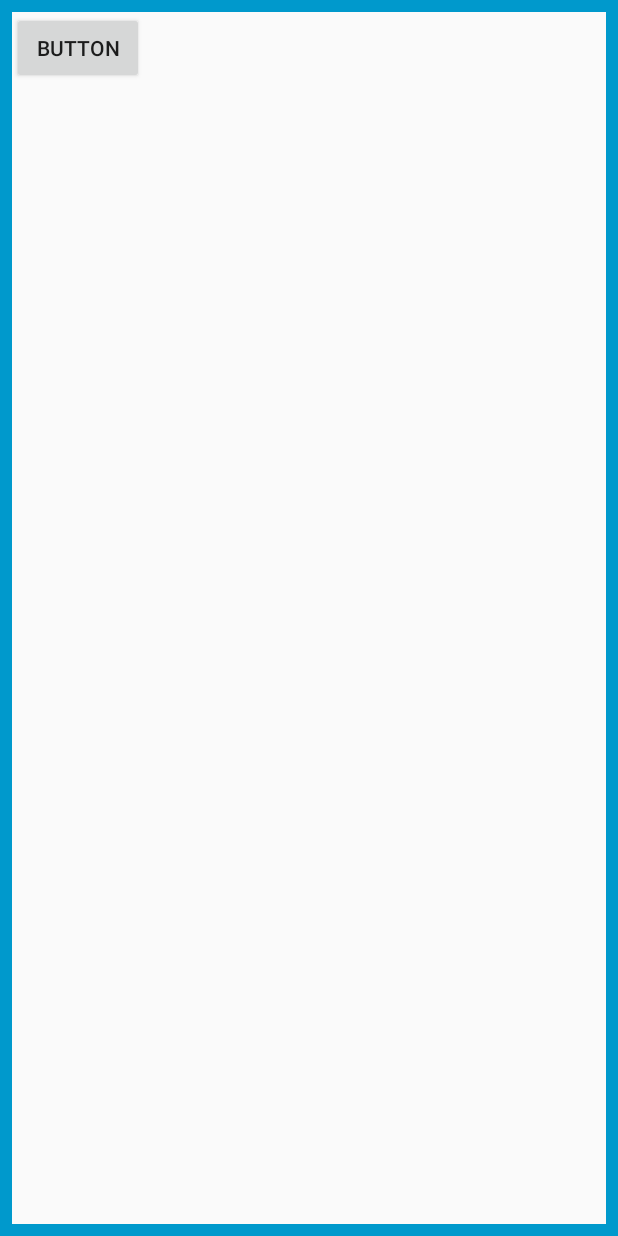
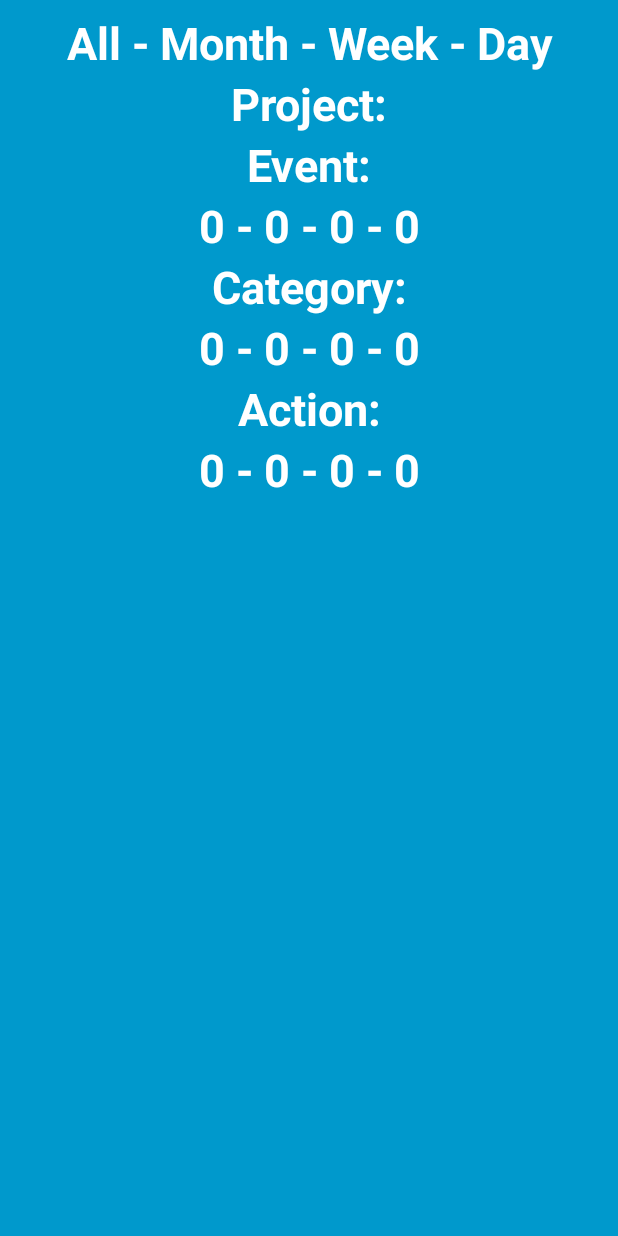
Before and after one commit to manuelmederos95/FinalProjectAndroid, an Android app: the layout new_app_widget.xml on its own in the app's theme, with its tools: preview values and no code run, on a phone screen of 412 x 824 dp. Run offline under Robolectric (Android 15) with nearby library versions, the phone set to English and light mode, and no system bars.

Commit message:
all stats ok

```diff
--- a/app/src/main/res/layout/new_app_widget.xml
+++ b/app/src/main/res/layout/new_app_widget.xml
@@ -4,16 +4,88 @@
     android:layout_width="match_parent"
     android:layout_height="match_parent"
     android:background="#09C"
-    android:padding="@dimen/widget_margin">
+    android:padding="@dimen/widget_margin"
+    android:orientation="vertical">
 
-    <android.support.design.widget.NavigationView
+
+    <TextView
+        android:id="@+id/textView2"
         android:layout_width="match_parent"
-        android:layout_height="match_parent" >
+        android:layout_height="wrap_content"
+        android:gravity="center"
+        android:textSize="30dp"
+        android:textStyle="bold"
+        android:textColor="#FFFF"
+        android:text="All - Month - Week - Day" />
 
-        <Button
-            android:id="@+id/button"
-            android:layout_width="wrap_content"
-            android:layout_height="wrap_content"
-            android:text="Button" />
-    </android.support.design.widget.NavigationView>
+    <TextView
+        android:id="@+id/textView3"
+        android:layout_width="match_parent"
+        android:layout_height="wrap_content"
+        android:text="Project:"
+        android:textSize="30dp"
+        android:textStyle="bold"
+        android:gravity="center"
+        android:textColor="#FFFF"/>
+
+    <TextView
+        android:id="@+id/textView4"
+        android:layout_width="match_parent"
+        android:layout_height="wrap_content"
+        android:text="Event:"
+        android:textSize="30dp"
+        android:textStyle="bold"
+        android:gravity="center"
+        android:textColor="#FFFF"/>
+
+    <TextView
+        android:id="@+id/textView5"
+        android:layout_width="match_parent"
+        android:layout_height="wrap_content"
+        android:text="0 - 0 - 0 - 0"
+        android:textSize="30dp"
+        android:textStyle="bold"
+        android:gravity="center"
+        android:textColor="#FFFF"/>
+
+    <TextView
+        android:id="@+id/textView7"
+        android:layout_width="match_parent"
+        android:layout_height="wrap_content"
+        android:text="Category:"
+        android:textSize="30dp"
+        android:textStyle="bold"
+        android:gravity="center"
+        android:textColor="#FFFF" />
+
+    <TextView
+        android:id="@+id/textView8"
+        android:layout_width="match_parent"
+        android:layout_height="wrap_content"
+        android:text="0 - 0 - 0 - 0"
+        android:textSize="30dp"
+        android:textStyle="bold"
+        android:gravity="center"
+        android:textColor="#FFFF" />
+
+    <TextView
+        android:id="@+id/textView9"
+        android:layout_width="match_parent"
+        android:layout_height="wrap_content"
+        android:text="Action:"
+        android:textSize="30dp"
+        android:textStyle="bold"
+        android:gravity="center"
+        android:textColor="#FFFF" />
+
+    <TextView
+        android:id="@+id/textView10"
+        android:layout_width="match_parent"
+        android:layout_height="wrap_content"
+        android:text="0 - 0 - 0 - 0"
+        android:textSize="30dp"
+        android:textStyle="bold"
+        android:gravity="center"
+        android:textColor="#FFFF"/>
+
 </LinearLayout>
```
